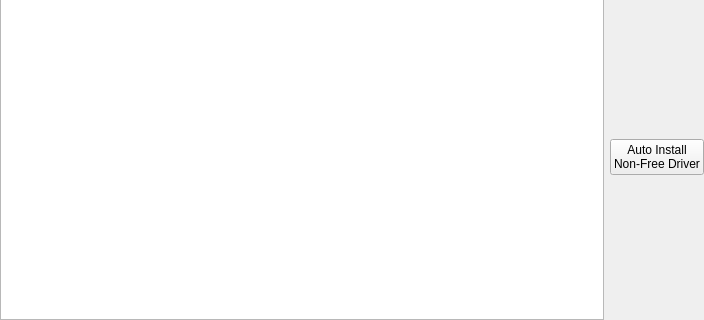
Qt form src/manjaro-settings-manager/pages/page_mhwd.ui (manjaro/manjaro-settings-manager) before a commit; both pictures show x 0 to 704 and y 193 to 513 of the 704 by 513 pixel window.
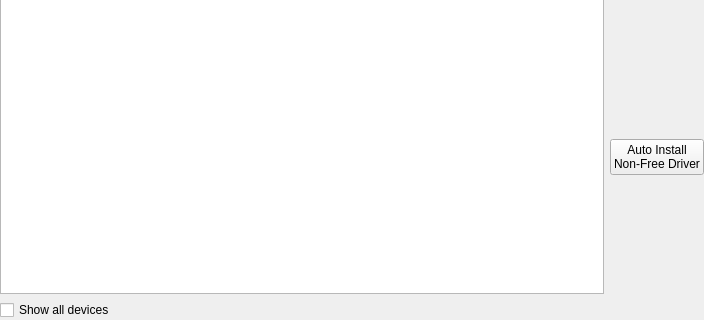
The same form after that commit.

Commit message: code more generic, now can show all pci devices checkbox to show devices with configs, or all devices after running mhwd, refresh the device list

Patch:
```diff
--- a/src/manjaro-settings-manager/pages/page_mhwd.ui
+++ b/src/manjaro-settings-manager/pages/page_mhwd.ui
@@ -27,6 +27,8 @@
     <number>0</number>
    </property>
    <item>
+    <layout class="QVBoxLayout" name="verticalLayout_2">
+     <item>
     <widget class="QTreeWidget" name="treeWidget">
      <property name="iconSize">
       <size>
@@ -50,6 +52,15 @@
       </property>
      </column>
     </widget>
+     </item>
+     <item>
+      <widget class="QCheckBox" name="checkBoxShowAll">
+       <property name="text">
+        <string>Show all devices</string>
+       </property>
+      </widget>
+     </item>
+    </layout>
    </item>
    <item>
     <layout class="QVBoxLayout" name="verticalLayout">
```
Lines whose indentation alone changed are shown as unchanged. The commit also changes 2 other files.
